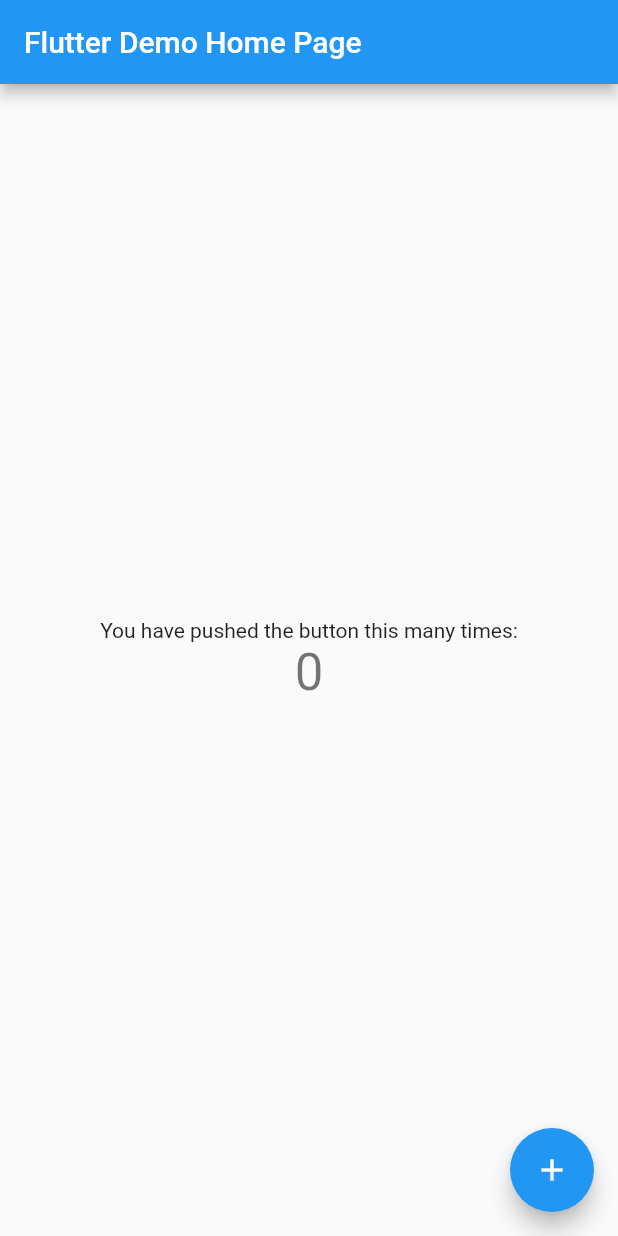
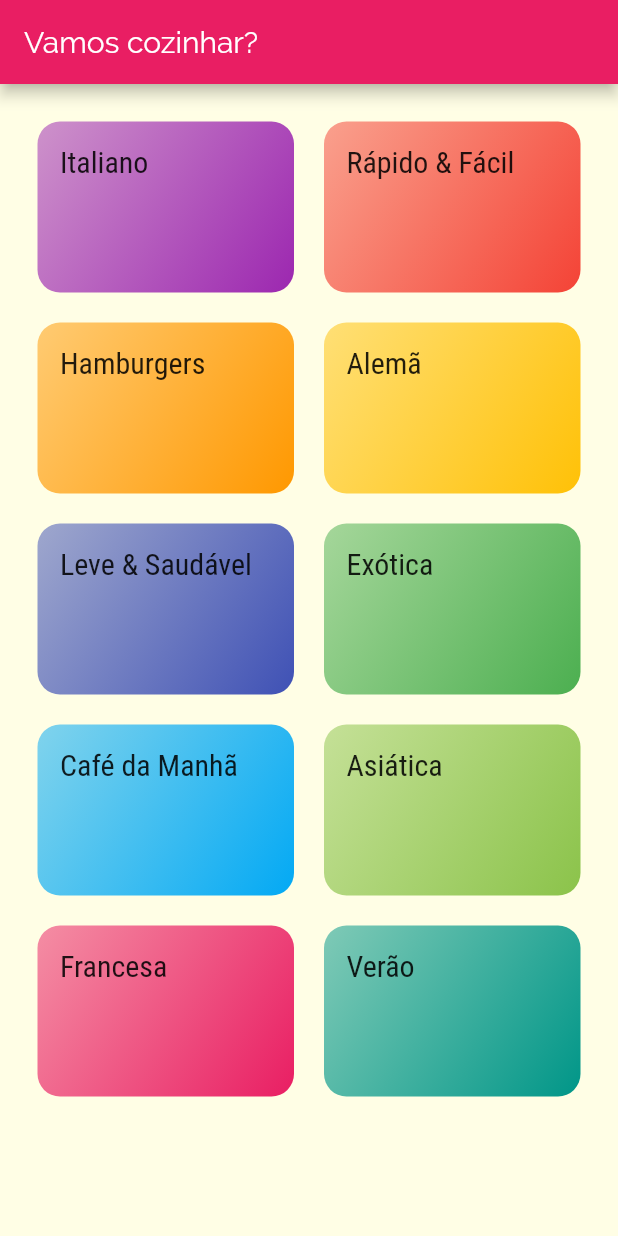
Before and after one commit to aquinoWill/meals, a Flutter app: the screen it shows after launch, on a phone screen of 412 x 824 dp. Run offline on Flutter 3.47's test engine with Material 2 defaults, Android fonts, the phone set to English and light mode, and no system bars.

Commit message:
Defining Theme to App with font-family and colors

```diff
--- /dev/null
+++ b/lib/components/category_item.dart
@@ -0,0 +1,26 @@
+import 'package:flutter/material.dart';
+import '../models/category.dart';
+
+class CategoryItem extends StatelessWidget {
+  final Category category;
+
+  CategoryItem(this.category);
+
+  @override
+  Widget build(BuildContext context) {
+    return Container(
+      padding: EdgeInsets.all(15),
+      child: Text(
+        category.title,
+        style: Theme.of(context).textTheme.bodyText2,
+      ),
+      decoration: BoxDecoration(
+        borderRadius: BorderRadius.circular(15),
+        gradient: LinearGradient(colors: [
+          category.color.withOpacity(0.5),
+          category.color,
+        ], begin: Alignment.topLeft, end: Alignment.bottomRight),
+      ),
+    );
+  }
+}
--- /dev/null
+++ b/lib/data/dummy_data.dart
@@ -0,0 +1,56 @@
+import 'package:flutter/material.dart';
+
+import '../models/category.dart';
+
+const DUMMY_CATEGORIES = const [
+  Category(
+    id: 'c1',
+    title: 'Italiano',
+    color: Colors.purple,
+  ),
+  Category(
+    id: 'c2',
+    title: 'Rápido & Fácil',
+    color: Colors.red,
+  ),
+  Category(
+    id: 'c3',
+    title: 'Hamburgers',
+    color: Colors.orange,
+  ),
+  Category(
+    id: 'c4',
+    title: 'Alemã',
+    color: Colors.amber,
+  ),
+  Category(
+    id: 'c5',
+    title: 'Leve & Saudável',
+    color: Colors.indigo,
+  ),
+  Category(
+    id: 'c6',
+    title: 'Exótica',
+    color: Colors.green,
+  ),
+  Category(
+    id: 'c7',
+    title: 'Café da Manhã',
+    color: Colors.lightBlue,
+  ),
+  Category(
+    id: 'c8',
+    title: 'Asiática',
+    color: Colors.lightGreen,
+  ),
+  Category(
+    id: 'c9',
+    title: 'Francesa',
+    color: Colors.pink,
+  ),
+  Category(
+    id: 'c10',
+    title: 'Verão',
+    color: Colors.teal,
+  ),
+];
--- a/lib/main.dart
+++ b/lib/main.dart
@@ -1,117 +1,27 @@
 import 'package:flutter/material.dart';
+import 'screms/categories_screem.dart';
 
-void main() {
-  runApp(MyApp());
-}
+
+void main() => runApp(MyApp());
 
 class MyApp extends StatelessWidget {
-  // This widget is the root of your application.
   @override
   Widget build(BuildContext context) {
     return MaterialApp(
-      title: 'Flutter Demo',
+      title: 'DeliMeals',
       theme: ThemeData(
-        // This is the theme of your application.
-        //
-        // Try running your application with "flutter run". You'll see the
-        // application has a blue toolbar. Then, without quitting the app, try
-        // changing the primarySwatch below to Colors.green and then invoke
-        // "hot reload" (press "r" in the console where you ran "flutter run",
-        // or simply save your changes to "hot reload" in a Flutter IDE).
-        // Notice that the counter didn't reset back to zero; the application
-        // is not restarted.
-        primarySwatch: Colors.blue,
-        // This makes the visual density adapt to the platform that you run
-        // the app on. For desktop platforms, the controls will be smaller and
-        // closer together (more dense) than on mobile platforms.
-        visualDensity: VisualDensity.adaptivePlatformDensity,
+        primarySwatch: Colors.pink,
+        accentColor: Colors.amber,
+        fontFamily: 'Raleway',
+        canvasColor: Color.fromRGBO(255, 254, 229, 1),
+        textTheme: ThemeData.light().textTheme.copyWith(
+          bodyText2: TextStyle(
+            fontSize: 20,
+            fontFamily: 'RobotoCondensed',
+          )
+        ),
       ),
-      home: MyHomePage(title: 'Flutter Demo Home Page'),
+      home: CategoriesScreem(),
     );
   }
 }
-
-class MyHomePage extends StatefulWidget {
-  MyHomePage({Key key, this.title}) : super(key: key);
-
-  // This widget is the home page of your application. It is stateful, meaning
-  // that it has a State object (defined below) that contains fields that affect
-  // how it looks.
-
-  // This class is the configuration for the state. It holds the values (in this
-  // case the title) provided by the parent (in this case the App widget) and
-  // used by the build method of the State. Fields in a Widget subclass are
-  // always marked "final".
-
-  final String title;
-
-  @override
-  _MyHomePageState createState() => _MyHomePageState();
-}
-
-class _MyHomePageState extends State<MyHomePage> {
-  int _counter = 0;
-
-  void _incrementCounter() {
-    setState(() {
-      // This call to setState tells the Flutter framework that something has
-      // changed in this State, which causes it to rerun the build method below
-      // so that the display can reflect the updated values. If we changed
-      // _counter without calling setState(), then the build method would not be
-      // called again, and so nothing would appear to happen.
-      _counter++;
-    });
-  }
-
-  @override
-  Widget build(BuildContext context) {
-    // This method is rerun every time setState is called, for instance as done
-    // by the _incrementCounter method above.
-    //
-    // The Flutter framework has been optimized to make rerunning build methods
-    // fast, so that you can just rebuild anything that needs updating rather
-    // than having to individually change instances of widgets.
-    return Scaffold(
-      appBar: AppBar(
-        // Here we take the value from the MyHomePage object that was created by
-        // the App.build method, and use it to set our appbar title.
-        title: Text(widget.title),
-      ),
-      body: Center(
-        // Center is a layout widget. It takes a single child and positions it
-        // in the middle of the parent.
-        child: Column(
-          // Column is also a layout widget. It takes a list of children and
-          // arranges them vertically. By default, it sizes itself to fit its
-          // children horizontally, and tries to be as tall as its parent.
-          //
-          // Invoke "debug painting" (press "p" in the console, choose the
-          // "Toggle Debug Paint" action from the Flutter Inspector in Android
-          // Studio, or the "Toggle Debug Paint" command in Visual Studio Code)
-          // to see the wireframe for each widget.
-          //
-          // Column has various properties to control how it sizes itself and
-          // how it positions its children. Here we use mainAxisAlignment to
-          // center the children vertically; the main axis here is the vertical
-          // axis because Columns are vertical (the cross axis would be
-          // horizontal).
-          mainAxisAlignment: MainAxisAlignment.center,
-          children: <Widget>[
-            Text(
-              'You have pushed the button this many times:',
-            ),
-            Text(
-              '$_counter',
-              style: Theme.of(context).textTheme.headline4,
-            ),
-          ],
-        ),
-      ),
-      floatingActionButton: FloatingActionButton(
-        onPressed: _incrementCounter,
-        tooltip: 'Increment',
-        child: Icon(Icons.add),
-      ), // This trailing comma makes auto-formatting nicer for build methods.
-    );
-  }
-}
--- /dev/null
+++ b/lib/models/category.dart
@@ -0,0 +1,10 @@
+import 'package:flutter/material.dart';
+
+class Category {
+  final String id;
+  final String title;
+  final Color color;
+
+  const Category(
+    {@required this.id, @required this.title, this.color = Colors.orange});
+}
--- /dev/null
+++ b/lib/screms/categories_screem.dart
@@ -0,0 +1,25 @@
+import 'package:flutter/material.dart';
+import '../components/category_item.dart';
+import '../data/dummy_data.dart';
+
+class CategoriesScreem extends StatelessWidget {
+  @override
+  Widget build(BuildContext context) {
+    return Scaffold(
+      appBar: AppBar(
+        title: Text('Vamos cozinhar?'),
+      ),
+      body: GridView(
+        padding: const EdgeInsets.all(25),
+        gridDelegate: SliverGridDelegateWithMaxCrossAxisExtent(
+            maxCrossAxisExtent: 200,
+            childAspectRatio: 3 / 2,
+            crossAxisSpacing: 20,
+            mainAxisSpacing: 20),
+        children: DUMMY_CATEGORIES.map((cat) {
+          return CategoryItem(cat);
+        }).toList(),
+      ),
+    );
+  }
+}
```
Also changed, not shown: pubspec.yaml (+16 -11 lines), assets/fonts/Raleway-Black.ttf (added), assets/fonts/Raleway-Bold.ttf (added), assets/fonts/Raleway-Regular.ttf (added), assets/fonts/RobotoCondensed-Bold.ttf (added), assets/fonts/RobotoCondensed-Italic.ttf (added), assets/fonts/RobotoCondensed-Light.ttf (added), assets/fonts/RobotoCondensed-Regular.ttf (added), 1 other file.
